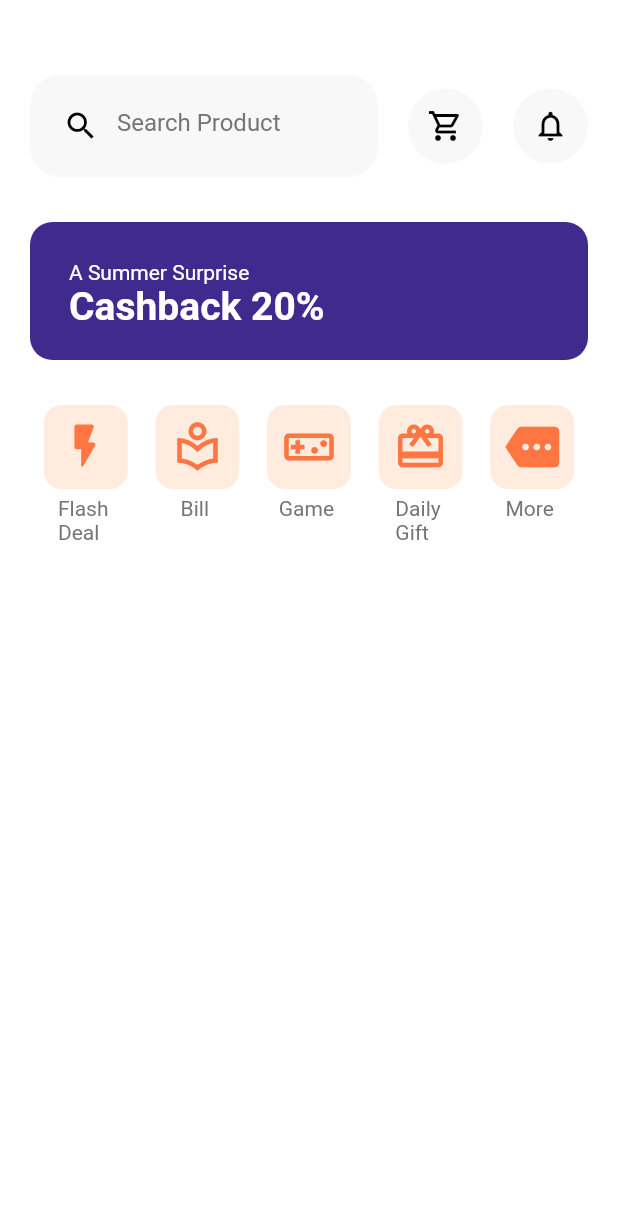
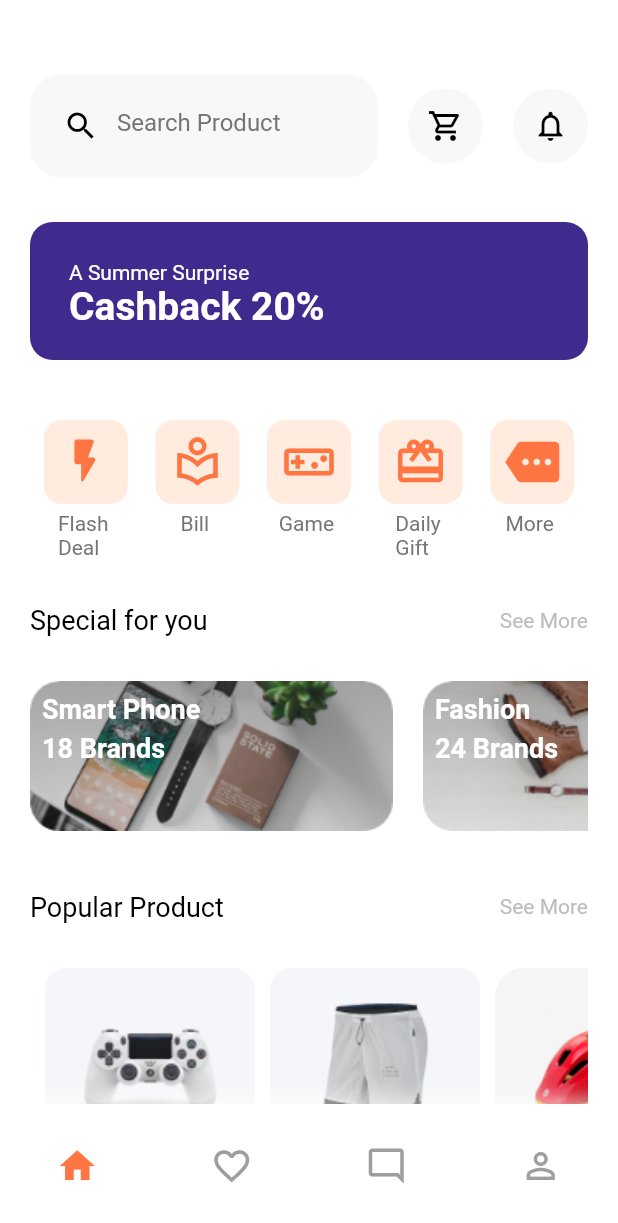
Before and after one commit to Nahed2000/tokoto_ecommerce, a Flutter app: the HomeScreen screen opened by its route, on a phone screen of 412 x 824 dp. Shown: the top 1223 px of the screen. Run offline on Flutter 3.47's test engine with Material 2 defaults, Android fonts, the phone set to English and light mode, and no system bars.

Commit message:
home screen

```diff
--- /dev/null
+++ b/lib/model/category_detailes.dart
@@ -0,0 +1,19 @@
+class CategoryDetails {
+  late String image;
+  late String leftImage;
+  late String rightImage;
+  late String backImage;
+  late String title;
+  late String price;
+  late String description;
+
+  CategoryDetails({
+    required this.image,
+    required this.leftImage,
+    required this.rightImage,
+    required this.backImage,
+    required this.title,
+    required this.price,
+    required this.description,
+  });
+}
--- /dev/null
+++ b/lib/screen/details_screen.dart
@@ -0,0 +1,68 @@
+import 'package:flutter/material.dart';
+import 'package:tokoto/model/category_detailes.dart';
+
+class DetailsScreen extends StatefulWidget {
+  const DetailsScreen({
+    Key? key,
+    required this.categoryDetails,
+  }) : super(key: key);
+  final CategoryDetails categoryDetails;
+
+  @override
+  State<DetailsScreen> createState() => _DetailsScreenState();
+}
+
+class _DetailsScreenState extends State<DetailsScreen> {
+  @override
+  Widget build(BuildContext context) {
+    return Scaffold(
+      backgroundColor: Colors.white,
+      extendBody: true,
+      extendBodyBehindAppBar: true,
+      appBar: AppBar(
+        elevation: 0,
+        backgroundColor: Colors.white,
+        leading: IconButton(
+          onPressed: ()=>Navigator.pop(context),
+          icon: Icon(Icons.arrow_back_ios_new,color: Colors.black,),
+        ),
+        actions: [
+          Row(
+            mainAxisSize: MainAxisSize.min,
+            children: [
+              Text(
+                '4.5',
+                style: TextStyle(color: Colors.black),
+              ),
+              SizedBox(width: 7),
+              Icon(
+                Icons.star,
+                color: Colors.amber,
+              )
+            ],
+          )
+        ],
+      ),
+
+       body:SafeArea(
+         child: Padding(
+           padding: const EdgeInsets.all(20.0),
+           child: Column(
+             crossAxisAlignment: CrossAxisAlignment.start,
+             children: [
+               Image.asset(widget.categoryDetails.image)
+             ],
+           ),
+         ),
+       ) ,
+    );
+  }
+
+  String get heroImage{
+    if(widget.categoryDetails.image == ''){
+
+    }
+    return
+      widget.categoryDetails.image;
+  }
+}
--- a/lib/screen/home_screen.dart
+++ b/lib/screen/home_screen.dart
@@ -1,6 +1,10 @@
+import 'package:flutter/foundation.dart';
 import 'package:flutter/material.dart';
+import 'package:tokoto/model/category_detailes.dart';
+import 'package:tokoto/widget/popular_product.dart';
 
 import '../widget/ctegory_widget.dart';
+import '../widget/special_category.dart';
 
 class HomeScreen extends StatefulWidget {
   const HomeScreen({Key? key}) : super(key: key);
@@ -10,6 +14,8 @@ class HomeScreen extends StatefulWidget {
 }
 
 class _HomeScreenState extends State<HomeScreen> {
+  int currentIndex = 0;
+
   @override
   Widget build(BuildContext context) {
     return Scaffold(
@@ -88,6 +94,7 @@ class _HomeScreenState extends State<HomeScreen> {
               ),
             ),
           ),
+          const SizedBox(height: 10),
           Row(
             mainAxisAlignment: MainAxisAlignment.spaceAround,
             children: [
@@ -119,8 +126,162 @@ class _HomeScreenState extends State<HomeScreen> {
                 firstWord: 'More',
               ),
             ],
-          )
+          ),
+          const SizedBox(height: 30),
+          Row(
+            mainAxisAlignment: MainAxisAlignment.spaceBetween,
+            children: [
+              const Text(
+                'Special for you',
+                style: TextStyle(
+                  fontSize: 18,
+                  color: Colors.black,
+                ),
+              ),
+              Text(
+                'See More',
+                style: TextStyle(
+                  fontSize: 14,
+                  color: Colors.grey.shade400,
+                ),
+              ),
+            ],
+          ),
+          const SizedBox(height: 30),
+          SizedBox(
+            height: 140,
+            child: ListView(scrollDirection: Axis.horizontal, children: const [
+              SpecialCategory(
+                title: 'Smart Phone',
+                brandTitle: '18 Brands',
+                image: 'assets/images/phone.png',
+              ),
+              SizedBox(width: 20),
+              SpecialCategory(
+                title: 'Fashion',
+                brandTitle: '24 Brands',
+                image: 'assets/images/chose.png',
+              ),
+              SizedBox(width: 10),
+            ]),
+          ),
+          Row(
+            mainAxisAlignment: MainAxisAlignment.spaceBetween,
+            children: [
+              const Text(
+                'Popular Product',
+                style: TextStyle(
+                  fontSize: 18,
+                  color: Colors.black,
+                ),
+              ),
+              Text(
+                'See More',
+                style: TextStyle(
+                  fontSize: 14,
+                  color: Colors.grey.shade400,
+                ),
+              ),
+            ],
+          ),
+          const SizedBox(height: 30),
+          SingleChildScrollView(
+            scrollDirection: Axis.horizontal,
+            child: Row(
+              mainAxisAlignment: MainAxisAlignment.spaceAround,
+              children: [
+                PopularProduct(
+                  categoryDetails: CategoryDetails(
+                    image: 'assets/images/pp1.png',
+                    leftImage: 'assets/images/pp1.png',
+                    rightImage: 'assets/images/pp1.png',
+                    backImage: 'assets/images/pp1.png',
+                    title: 'Wireless Controller for PS4™',
+                    price: '64',
+                    description:
+                        'Wireless Controller for PS4™ gives you what you want in your gaming from over precision control your games to sharing …',
+                  ),
+                ),
+                PopularProduct(
+                  categoryDetails: CategoryDetails(
+                    image: 'assets/images/pp2.png',
+                    leftImage: 'assets/images/pp2.png',
+                    rightImage: 'assets/images/pp2.png',
+                    backImage: 'assets/images/pp2.png',
+                    title: 'Shirt to summer',
+                    price: '10',
+                    description:
+                        'Wireless Controller for PS4™ gives you what you want in your gaming from over precision control your games to sharing …',
+                  ),
+                ),
+                PopularProduct(
+                  categoryDetails: CategoryDetails(
+                    image: 'assets/images/pp3.png',
+                    leftImage: 'assets/images/pp3.png',
+                    rightImage: 'assets/images/pp3.png',
+                    backImage: 'assets/images/pp3.png',
+                    title: 'Wireless Controller for PS4™',
+                    price: '64',
+                    description:
+                        'Wireless Controller for PS4™ gives you what you want in your gaming from over precision control your games to sharing …',
+                  ),
+                ),
+              ],
+            ),
+          ),
         ],
+      ),
+      bottomNavigationBar: Container(
+        padding: const EdgeInsets.only(top: 20,bottom: 10),
+        decoration: const BoxDecoration(
+          borderRadius: BorderRadius.only(
+            topLeft: Radius.circular(20),
+            topRight: Radius.circular(20),
+          ),
+          boxShadow: [
+            BoxShadow(
+              color: Colors.white60,
+              blurRadius: 10,
+              spreadRadius: 10,
+              offset: Offset(5, 5)
+            )
+          ]
+        ),
+        child: BottomNavigationBar(
+          currentIndex: currentIndex,
+          onTap: (index){
+            setState(() {
+              currentIndex = index;
+              print(currentIndex);
+            });
+          },
+          backgroundColor: Colors.white,
+          elevation: 0,
+         type: BottomNavigationBarType.fixed,
+          iconSize: 28,
+          items: const [
+            BottomNavigationBarItem(
+              label: '',
+              icon: Icon(Icons.home_outlined,color: Colors.grey,),
+              activeIcon: Icon(Icons.home,color: Color(0xffFF7643),),
+            ),
+            BottomNavigationBarItem(
+              label: '',
+              icon: Icon(Icons.favorite_border_outlined,color: Colors.grey,),
+              activeIcon: Icon(Icons.favorite,color: Color(0xffFF7643),),
+            ),
+            BottomNavigationBarItem(
+              label: '',
+              icon: Icon(Icons.mode_comment_outlined,color: Colors.grey,),
+              activeIcon: Icon(Icons.comment,color: Color(0xffFF7643),),
+            ),
+            BottomNavigationBarItem(
+              label: '',
+              icon: Icon(Icons.person_outline_sharp,color: Colors.grey,),
+              activeIcon: Icon(Icons.person,color: Color(0xffFF7643),),
+            ),
+          ],
+        ),
       ),
     );
   }
--- /dev/null
+++ b/lib/widget/popular_product.dart
@@ -0,0 +1,40 @@
+import 'package:flutter/material.dart';
+import 'package:tokoto/model/category_detailes.dart';
+
+import '../screen/details_screen.dart';
+
+class PopularProduct extends StatelessWidget {
+  const PopularProduct({
+    Key? key,
+    required this.categoryDetails,
+  }) : super(key: key);
+  final CategoryDetails categoryDetails;
+
+  @override
+  Widget build(BuildContext context) {
+    return Container(
+      margin: const EdgeInsets.only(left: 10),
+      alignment: Alignment.center,
+      decoration: BoxDecoration(
+          borderRadius: BorderRadius.circular(15), color: Colors.white),
+      child: GestureDetector(
+        onTap: () => Navigator.push(
+          context,
+          MaterialPageRoute(
+            builder: (context) =>
+                DetailsScreen(categoryDetails: categoryDetails),
+          ),
+        ),
+        child: Container(
+          decoration: BoxDecoration(
+              color: Colors.grey.shade100,
+              borderRadius: BorderRadius.circular(20)),
+          child: Image.asset(
+            categoryDetails.image,
+            fit: BoxFit.cover,
+          ),
+        ),
+      ),
+    );
+  }
+}
--- /dev/null
+++ b/lib/widget/special_category.dart
@@ -0,0 +1,55 @@
+import 'package:flutter/material.dart';
+
+class SpecialCategory extends StatelessWidget {
+  const SpecialCategory({
+    Key? key,
+    required this.title,
+    required this.image,
+    required this.brandTitle,
+  }) : super(key: key);
+
+  final String image;
+
+  final String title;
+
+  final String brandTitle;
+
+  @override
+  Widget build(BuildContext context) {
+    return Container(
+      clipBehavior: Clip.antiAlias,
+      decoration: BoxDecoration(borderRadius: BorderRadius.circular(15)),
+      child: Stack(
+        children: [
+          Image.asset(image),
+          Padding(
+            padding: const EdgeInsets.all(8.0),
+            child: Align(
+                alignment: Alignment.topLeft,
+                child: Column(
+                  mainAxisSize: MainAxisSize.min,
+                  crossAxisAlignment: CrossAxisAlignment.start,
+                  children: [
+                    Text(
+                      title,
+                      style: const TextStyle(
+                          fontSize: 18,
+                          color: Colors.white,
+                          fontWeight: FontWeight.bold),
+                    ),
+                    const SizedBox(height: 5),
+                    Text(
+                      brandTitle,
+                      style: const TextStyle(
+                          fontSize: 18,
+                          color: Colors.white,
+                          fontWeight: FontWeight.bold),
+                    ),
+                  ],
+                )),
+          )
+        ],
+      ),
+    );
+  }
+}
```
Also changed, not shown: assets/Background Banner.png (deleted), assets/images/chose.png (added), assets/images/phone.png (added), assets/images/pp1.png (added), assets/images/pp2.png (added), assets/images/pp3.png (added).
